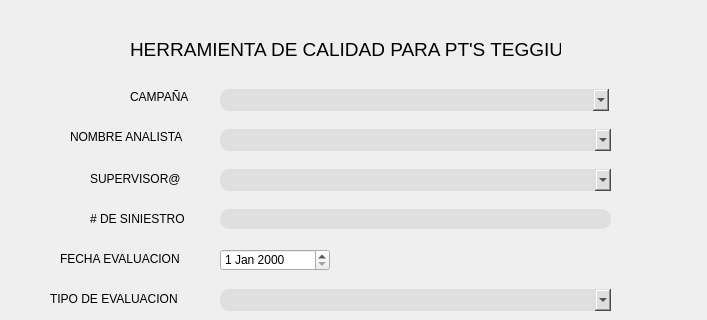
Ersa77/teggium_evaluations, file interfaces/analista_calidad/new_evaluation.ui: the form before one commit; both pictures show x 0 to 707 and y 90 to 410 of the 707 by 635 pixel window.
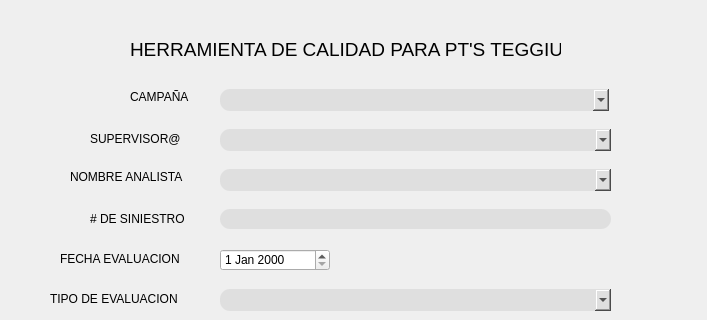
The form after the commit. Icons and pictures are not drawn.

Patch:
```diff
--- a/interfaces/analista_calidad/new_evaluation.ui
+++ b/interfaces/analista_calidad/new_evaluation.ui
@@ -98,7 +98,7 @@
     <property name="geometry">
      <rect>
       <x>70</x>
-      <y>200</y>
+      <y>240</y>
       <width>121</width>
       <height>16</height>
      </rect>
@@ -183,7 +183,7 @@
     <property name="geometry">
      <rect>
       <x>220</x>
-      <y>200</y>
+      <y>240</y>
       <width>391</width>
       <height>22</height>
      </rect>
@@ -270,7 +270,7 @@
     <property name="geometry">
      <rect>
       <x>90</x>
-      <y>240</y>
+      <y>200</y>
       <width>101</width>
       <height>20</height>
      </rect>
@@ -283,7 +283,7 @@
     <property name="geometry">
      <rect>
       <x>220</x>
-      <y>240</y>
+      <y>200</y>
       <width>391</width>
       <height>22</height>
      </rect>
```
Left out of the diff: 4 changed lines with no effect on the pictures.
